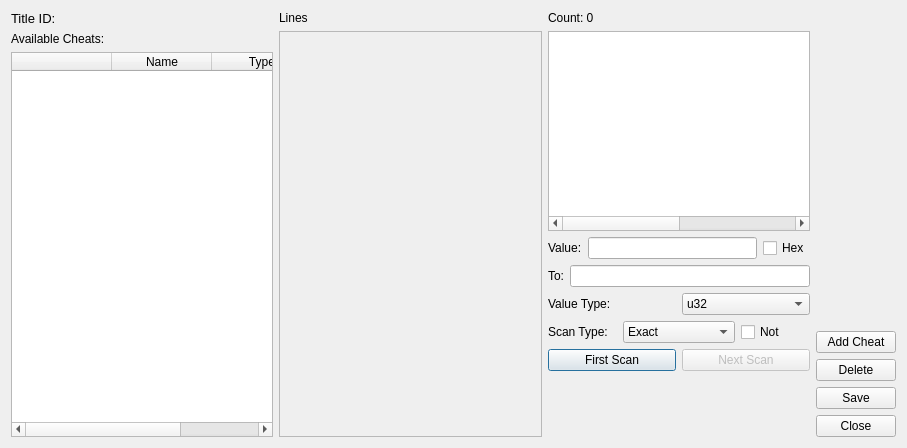
Qt form src/citra_qt/cheats.ui (grimtnt/citra) before a commit.
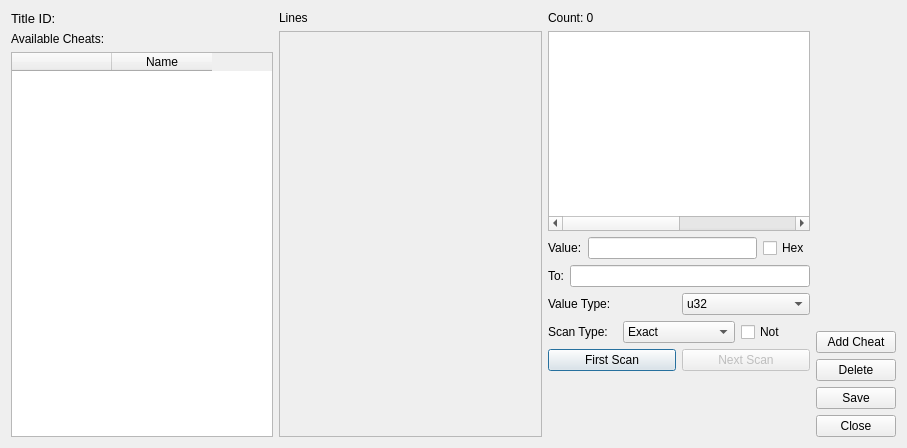
The same form after that commit.

The edit to the form file:
```diff
--- a/src/citra_qt/cheats.ui
+++ b/src/citra_qt/cheats.ui
@@ -50,7 +50,7 @@
         <bool>false</bool>
        </property>
        <property name="columnCount">
-        <number>3</number>
+        <number>2</number>
        </property>
        <attribute name="horizontalHeaderVisible">
         <bool>true</bool>
@@ -68,11 +68,6 @@
          <string>Name</string>
         </property>
        </column>
-       <column>
-        <property name="text">
-         <string>Type</string>
-        </property>
-       </column>
       </widget>
      </item>
     </layout>
```
